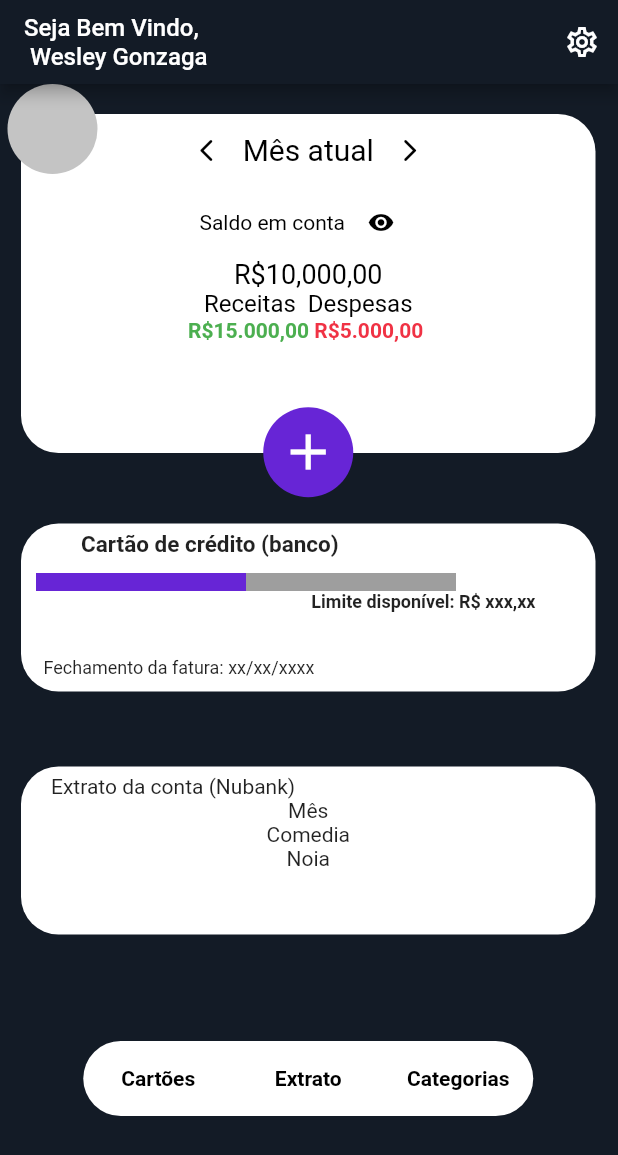
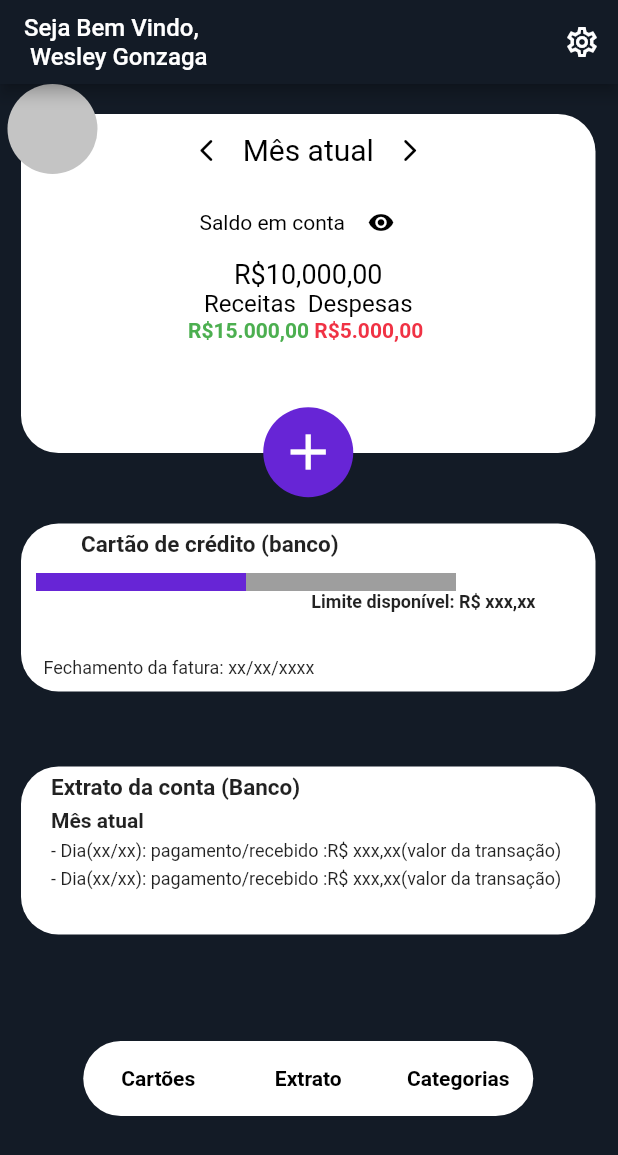
Before and after one commit to Mateusvff/FinX, a Flutter app: the screen it shows after launch, on a phone screen of 412 x 824 dp. Shown: the top 1155 px of the screen. Run offline on Flutter 3.47's test engine with Material 2 defaults, Android fonts, the phone set to English and light mode, and no system bars; drawn by our look-alikes of percent_indicator.

Commit message:
V1.064
mudança container 3

```diff
--- a/lib/screens/Home/3Container.dart
+++ b/lib/screens/Home/3Container.dart
@@ -22,13 +22,41 @@ class _ExtratoBancoState extends State<ExtratoBanco> {
             child: Padding(
               padding: const EdgeInsets.only(left: 20.0, top: 5.0),
               child: Text(
-                'Extrato da conta (Nubank)',
+                'Extrato da conta (Banco)',
+                style: TextStyle(fontSize: 15.0, fontWeight: FontWeight.bold),
               ),
             ),
           ),
-          Text('Mês'),
-          Text('Comedia'),
-          Text('Noia'),
+          Align(
+            alignment: Alignment.topLeft,
+            child: Padding(
+              padding: const EdgeInsets.only(left: 20.0, top: 5.0),
+              child: Text(
+                'Mês atual',
+                style: TextStyle(fontSize: 14.0, fontWeight: FontWeight.bold),
+              ),
+            ),
+          ),
+          Align(
+            alignment: Alignment.topLeft,
+            child: Padding(
+              padding: const EdgeInsets.only(left: 20.0, top: 5.0),
+              child: Text(
+                '- Dia(xx/xx): pagamento/recebido :R\$ xxx,xx(valor da transação)',
+                style: TextStyle(fontSize: 12.0),
+              ),
+            ),
+          ),
+          Align(
+            alignment: Alignment.topLeft,
+            child: Padding(
+              padding: const EdgeInsets.only(left: 20.0, top: 5.0),
+              child: Text(
+                '- Dia(xx/xx): pagamento/recebido :R\$ xxx,xx(valor da transação)',
+                style: TextStyle(fontSize: 12.0),
+              ),
+            ),
+          ),
         ],
       ),
     );
```
